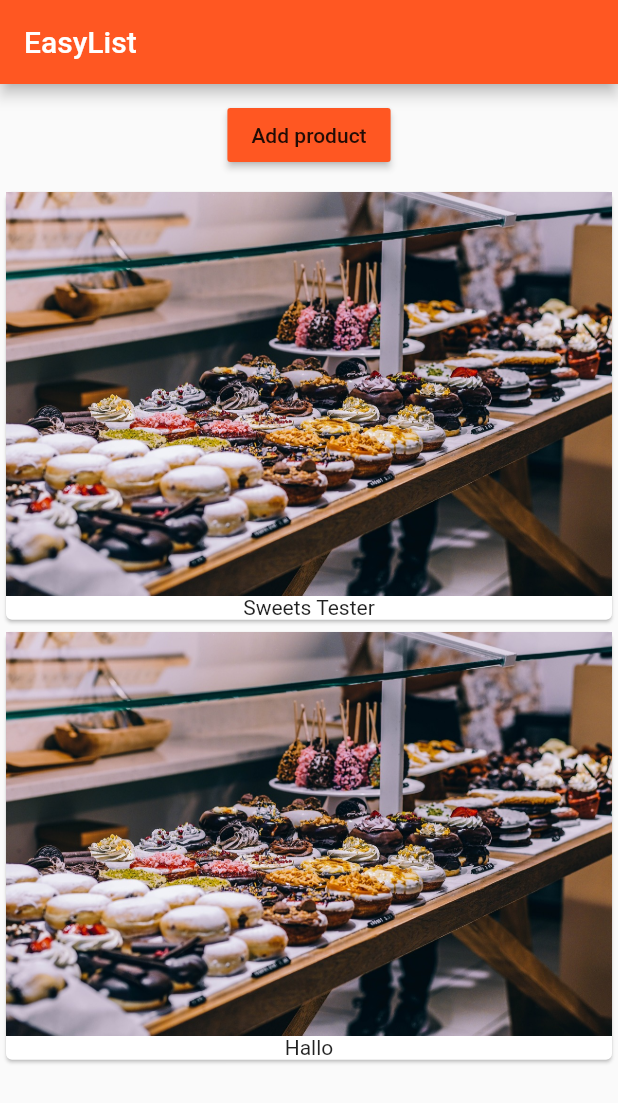
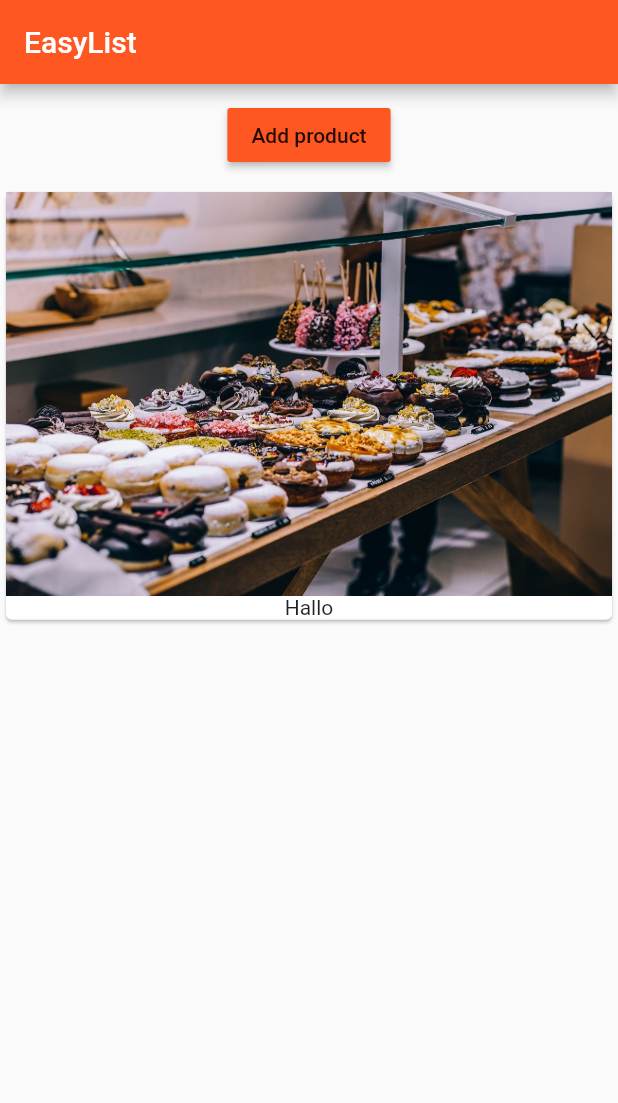
Before and after one commit to BaldurTr/flutter-course, a Flutter app: the screen it shows after launch, after a tap on "Add product", on a phone screen of 412 x 824 dp. Shown: the top 1103 px of the screen. Run offline on Flutter 3.47's test engine with Material 2 defaults, Android fonts, the phone set to English and light mode, and no system bars.

```diff
--- a/lib/product_manager.dart
+++ b/lib/product_manager.dart
@@ -4,10 +4,9 @@ import 'package:flutter_course/products.dart';
 import 'package:flutter_course/product_control.dart';
 
 class ProductManager extends StatefulWidget {
-
   final String startingProduct;
 
-  ProductManager({this.startingProduct = 'Sweets Tester'});
+  ProductManager({this.startingProduct});
 
   @override
   State<StatefulWidget> createState() {
@@ -21,7 +20,9 @@ class _ProductManagerState extends State<ProductManager> {
   @override
   void initState() {
     super.initState();
-    _products.add(widget.startingProduct);
+    if (widget.startingProduct != null) {
+      _products.add(widget.startingProduct);
+    }
   }
 
   void _addProduct(String product) {
@@ -34,7 +35,7 @@ class _ProductManagerState extends State<ProductManager> {
   Widget build(BuildContext context) {
     return Column(children: [
       ProductControl(callback: _addProduct),
-      Products(_products)
+      Expanded(child: Products(_products))
     ]);
   }
 }
--- a/lib/products.dart
+++ b/lib/products.dart
@@ -5,18 +5,30 @@ class Products extends StatelessWidget {
 
   Products([this.products = const []]);
 
+  Widget _buildProductItem(BuildContext context, int index) {
+    return Card(
+      child: Column(
+        children: <Widget>[
+          Image.asset('assets/food.jpg'),
+          Text(products[index])
+        ],
+      ),
+    );
+  }
+
+  Widget _buildProductList() {
+    return products.length > 0
+        ? ListView.builder(
+            itemBuilder: _buildProductItem,
+            itemCount: products.length,
+          )
+        : Center(
+            child: Text("No products found, please add some!"),
+          );
+  }
+
   @override
   Widget build(BuildContext context) {
-    return Column(
-        children: products
-            .map((element) => Card(
-                  child: Column(
-                    children: <Widget>[
-                      Image.asset('assets/food.jpg'),
-                      Text(element)
-                    ],
-                  ),
-                ))
-            .toList());
+    return _buildProductList();
   }
 }
```
Also changed, not shown: 1 other file.
